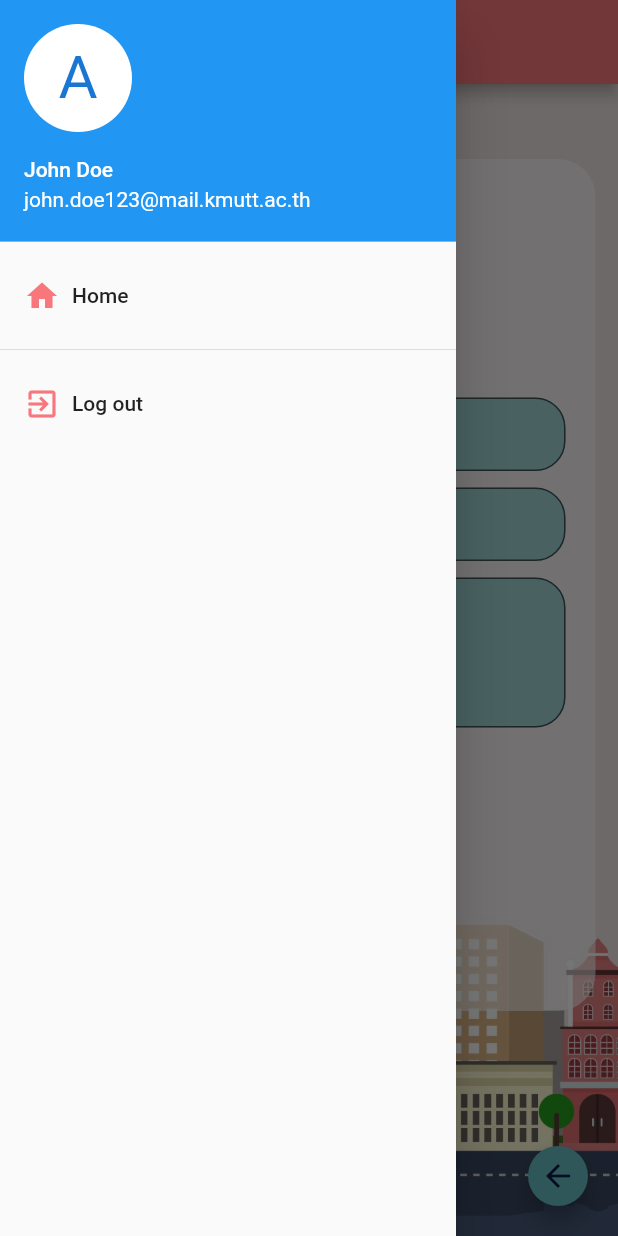
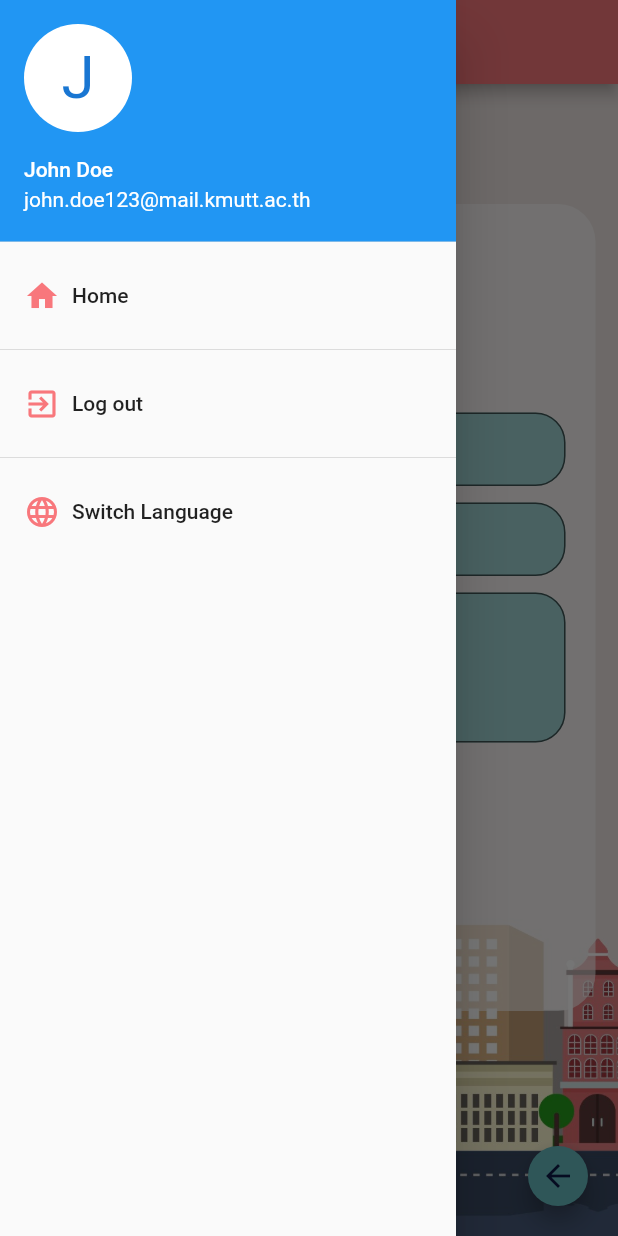
Before and after one commit to seiren4871/LX_Guide-CSDSI, a Flutter app: the ContactUs screen opened directly, with the side drawer open, on a phone screen of 412 x 824 dp. Run offline on Flutter 3.47's test engine with Material 2 defaults, Android fonts, the light colour scheme and no system bars.

Commit message:
update drawer and map

```diff
--- a/lib/contact.dart
+++ b/lib/contact.dart
@@ -65,20 +65,20 @@ class _ContactUsState extends State<ContactUs> {
               borderRadius: BorderRadius.circular(25.0),
             ),
             padding: new EdgeInsets.all(10.0),
-            margin: EdgeInsets.fromLTRB(15.0, 50.0, 15.0, 150.0),
+            margin: EdgeInsets.fromLTRB(15.0, 80.0, 15.0, 150.0),
             child: Column(
               children: <Widget>[
                 IconButton(
+                  icon: Icon(Icons.feedback),
                   color: Color(0xFFf8777c),
-                  icon: Icon(Icons.feedback),
-                  iconSize: 100.0,
+                  iconSize: 80.0,
                   onPressed: null,
                 ),
                 Text(
                   "Contact Us",
                   style: TextStyle(
                       fontWeight: FontWeight.bold,
-                      color: Color(0xFFf8777c),
+                      color:  Color(0xFFf8777c),
                       fontSize: 20.0),
                 ),
                 nameTag(),
--- a/lib/drawer.dart
+++ b/lib/drawer.dart
@@ -29,6 +29,12 @@ class AppDrawer extends StatelessWidget {
                   builder: (BuildContext context) => MyApp()));
             },
           ),
+          Divider(),
+          _createDrawerItem(
+            icon: Icons.language,
+            text: 'Switch Language',
+            onTap: null,
+          ),
         ],
       ),
     );
@@ -41,7 +47,7 @@ class AppDrawer extends StatelessWidget {
       currentAccountPicture: CircleAvatar(
         backgroundColor: Colors.white,
         child: Text(
-          "A",
+          "J",
           style: TextStyle(fontSize: 40.0),
         ),
       ),
--- a/lib/main_IndoorMap.dart
+++ b/lib/main_IndoorMap.dart
@@ -352,8 +352,8 @@ class _IndoorMapState extends State<IndoorMap> {
       ),
       body: Center(
         child: ZoomContainer(
-          zoomLevel: 3,
-          imageProvider: Image.asset("assets/img/LXExhibitPlan01.png").image,
+          zoomLevel: 2,
+          imageProvider: Image.asset("assets/img/floorPlan.png").image,
           // objects: [
           //   MapObject(
           //     child: Container(
--- a/pubspec.yaml
+++ b/pubspec.yaml
@@ -49,6 +49,7 @@ flutter:
     - assets/img/LXfloorPlan01.png
     - assets/img/LXExhibitPlan01.png
     - assets/img/LXBuilding.png
+    - assets/img/floorPlan.png
   #  - images/a_dot_ham.jpeg
 
   # An image asset can refer to one or more resolution-specific "variants", see
```
Also changed, not shown: assets/img/floorPlan.png (added).
